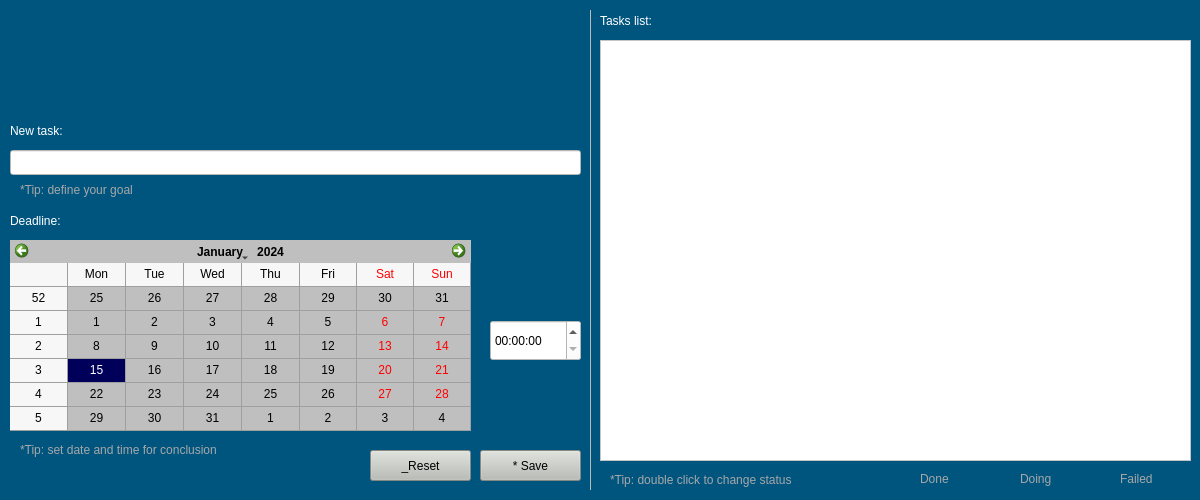
This is task_organizer/src/ui/qt/form/task_organizer.ui in lucassaporetti/frogs_tasks_organizer as Qt 5 draws it before an edit. The edited form follows.
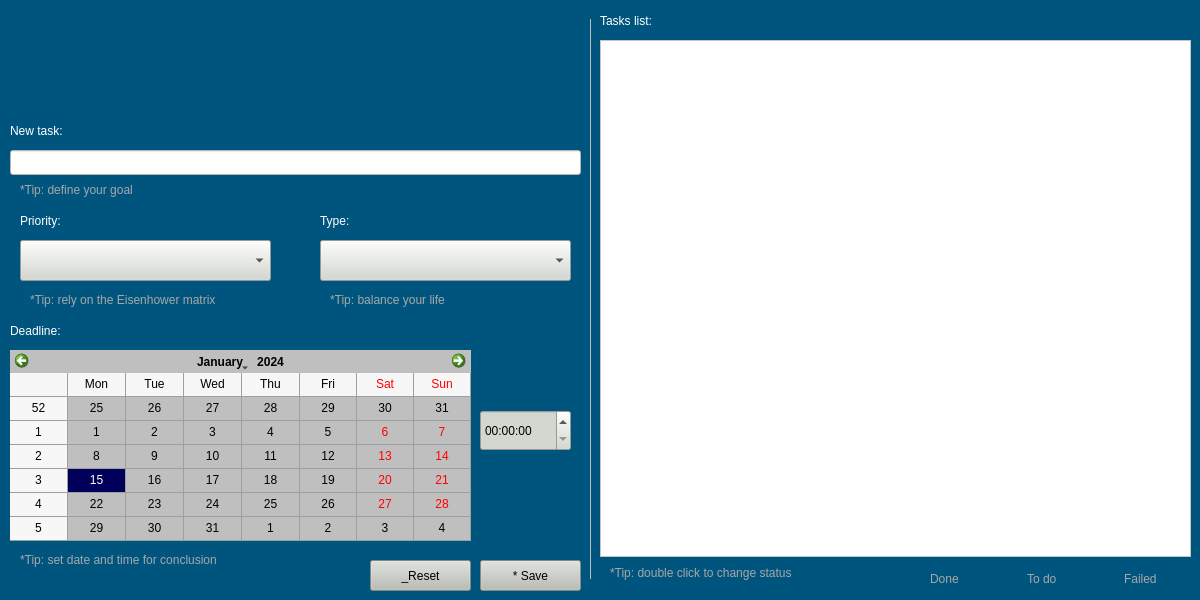
This is the edited form. Icons and pictures are not drawn.

Patch:
```diff
--- a/task_organizer/src/ui/qt/form/task_organizer.ui
+++ b/task_organizer/src/ui/qt/form/task_organizer.ui
@@ -7,19 +7,19 @@
     <x>0</x>
     <y>0</y>
     <width>1200</width>
-    <height>500</height>
+    <height>600</height>
    </rect>
   </property>
   <property name="minimumSize">
    <size>
     <width>1200</width>
-    <height>500</height>
+    <height>600</height>
    </size>
   </property>
   <property name="maximumSize">
    <size>
     <width>1200</width>
-    <height>500</height>
+    <height>600</height>
    </size>
   </property>
   <property name="windowTitle">
@@ -53,7 +53,7 @@
    <property name="geometry">
     <rect>
      <x>610</x>
-     <y>470</y>
+     <y>563</y>
      <width>232</width>
      <height>20</height>
     </rect>
@@ -84,7 +84,7 @@
    <property name="geometry">
     <rect>
      <x>10</x>
-     <y>240</y>
+     <y>350</y>
      <width>461</width>
      <height>191</height>
     </rect>
@@ -121,7 +121,7 @@
      <x>600</x>
      <y>40</y>
      <width>591</width>
-     <height>421</height>
+     <height>517</height>
     </rect>
    </property>
    <property name="maximumSize">
@@ -158,7 +158,7 @@
    <property name="geometry">
     <rect>
      <x>20</x>
-     <y>440</y>
+     <y>550</y>
      <width>254</width>
      <height>20</height>
     </rect>
@@ -189,7 +189,7 @@
    <property name="geometry">
     <rect>
      <x>10</x>
-     <y>210</y>
+     <y>320</y>
      <width>82</width>
      <height>21</height>
     </rect>
@@ -261,8 +261,8 @@
   <widget class="QTimeEdit" name="timeEdit">
    <property name="geometry">
     <rect>
-     <x>490</x>
-     <y>320</y>
+     <x>480</x>
+     <y>410</y>
      <width>91</width>
      <height>41</height>
     </rect>
@@ -283,7 +283,7 @@
     <cursorShape>PointingHandCursor</cursorShape>
    </property>
    <property name="styleSheet">
-    <string notr="true">background-color: rgb(255, 255, 255);</string>
+    <string notr="true">background-color: rgb(211, 215, 207);</string>
    </property>
    <property name="currentSection">
     <enum>QDateTimeEdit::HourSection</enum>
@@ -309,7 +309,7 @@
    <property name="geometry">
     <rect>
      <x>370</x>
-     <y>450</y>
+     <y>560</y>
      <width>101</width>
      <height>31</height>
     </rect>
@@ -331,7 +331,7 @@
    <property name="geometry">
     <rect>
      <x>480</x>
-     <y>450</y>
+     <y>560</y>
      <width>101</width>
      <height>31</height>
     </rect>
@@ -349,14 +349,457 @@
   <widget class="QLabel" name="done_label">
    <property name="geometry">
     <rect>
-     <x>890</x>
-     <y>470</y>
-     <width>20</width>
-     <height>20</height>
+     <x>899</x>
+     <y>564</y>
+     <width>28</width>
+     <height>28</height>
     </rect>
    </property>
+   <property name="palette">
+    <palette>
+     <active>
+      <colorrole role="WindowText">
+       <brush brushstyle="SolidPattern">
+        <color alpha="255">
+         <red>0</red>
+         <green>0</green>
+         <blue>0</blue>
+        </color>
+       </brush>
+      </colorrole>
+      <colorrole role="Button">
+       <brush brushstyle="SolidPattern">
+        <color alpha="0">
+         <red>191</red>
+         <green>64</green>
+         <blue>64</blue>
+        </color>
+       </brush>
+      </colorrole>
+      <colorrole role="Light">
+       <brush brushstyle="SolidPattern">
+        <color alpha="255">
+         <red>117</red>
+         <green>231</green>
+         <blue>9</blue>
+        </color>
+       </brush>
+      </colorrole>
+      <colorrole role="Midlight">
+       <brush brushstyle="SolidPattern">
+        <color alpha="255">
+         <red>97</red>
+         <green>192</green>
+         <blue>7</blue>
+        </color>
+       </brush>
+      </colorrole>
+      <colorrole role="Dark">
+       <brush brushstyle="SolidPattern">
+        <color alpha="255">
+         <red>39</red>
+         <green>77</green>
+         <blue>3</blue>
+        </color>
+       </brush>
+      </colorrole>
+      <colorrole role="Mid">
+       <brush brushstyle="SolidPattern">
+        <color alpha="255">
+         <red>52</red>
+         <green>103</green>
+         <blue>4</blue>
+        </color>
+       </brush>
+      </colorrole>
+      <colorrole role="Text">
+       <brush brushstyle="SolidPattern">
+        <color alpha="255">
+         <red>0</red>
+         <green>0</green>
+         <blue>0</blue>
+        </color>
+       </brush>
+      </colorrole>
+      <colorrole role="BrightText">
+       <brush brushstyle="SolidPattern">
+        <color alpha="255">
+         <red>255</red>
+         <green>255</green>
+         <blue>255</blue>
+        </color>
+       </brush>
+      </colorrole>
+      <colorrole role="ButtonText">
+       <brush brushstyle="SolidPattern">
+        <color alpha="255">
+         <red>0</red>
+         <green>0</green>
+         <blue>0</blue>
+        </color>
+       </brush>
+      </colorrole>
+      <colorrole role="Base">
+       <brush brushstyle="SolidPattern">
+        <color alpha="0">
+         <red>191</red>
+         <green>64</green>
+         <blue>64</blue>
+        </color>
+       </brush>
+      </colorrole>
+      <colorrole role="Window">
+       <brush brushstyle="SolidPattern">
+        <color alpha="0">
+         <red>191</red>
+         <green>64</green>
+         <blue>64</blue>
+        </color>
+       </brush>
+      </colorrole>
+      <colorrole role="Shadow">
+       <brush brushstyle="SolidPattern">
+        <color alpha="255">
+         <red>0</red>
+         <green>0</green>
+         <blue>0</blue>
+        </color>
+       </brush>
+      </colorrole>
+      <colorrole role="AlternateBase">
+       <brush brushstyle="SolidPattern">
+        <color alpha="255">
+         <red>166</red>
+         <green>204</green>
+         <blue>130</blue>
+        </color>
+       </brush>
+      </colorrole>
+      <colorrole role="ToolTipBase">
+       <brush brushstyle="SolidPattern">
+        <color alpha="255">
+         <red>255</red>
+         <green>255</green>
+         <blue>220</blue>
+        </color>
+       </brush>
+      </colorrole>
+      <colorrole role="ToolTipText">
+       <brush brushstyle="SolidPattern">
+        <color alpha="255">
+         <red>0</red>
+         <green>0</green>
+         <blue>0</blue>
+        </color>
+       </brush>
+      </colorrole>
+      <colorrole role="PlaceholderText">
+       <brush brushstyle="SolidPattern">
+        <color alpha="128">
+         <red>0</red>
+         <green>0</green>
+         <blue>0</blue>
+        </color>
+       </brush>
+      </colorrole>
+     </active>
+     <inactive>
+      <colorrole role="WindowText">
+       <brush brushstyle="SolidPattern">
+        <color alpha="255">
+         <red>0</red>
+         <green>0</green>
+         <blue>0</blue>
+        </color>
+       </brush>
+      </colorrole>
+      <colorrole role="Button">
+       <brush brushstyle="SolidPattern">
+        <color alpha="0">
+         <red>191</red>
+         <green>64</green>
+         <blue>64</blue>
+        </color>
+       </brush>
+      </colorrole>
+      <colorrole role="Light">
+       <brush brushstyle="SolidPattern">
+        <color alpha="255">
+         <red>117</red>
+         <green>231</green>
+         <blue>9</blue>
+        </color>
+       </brush>
+      </colorrole>
+      <colorrole role="Midlight">
+       <brush brushstyle="SolidPattern">
+        <color alpha="255">
+         <red>97</red>
+         <green>192</green>
+         <blue>7</blue>
+        </color>
+       </brush>
+      </colorrole>
+      <colorrole role="Dark">
+       <brush brushstyle="SolidPattern">
+        <color alpha="255">
+         <red>39</red>
+         <green>77</green>
+         <blue>3</blue>
+        </color>
+       </brush>
+      </colorrole>
+      <colorrole role="Mid">
+       <brush brushstyle="SolidPattern">
+        <color alpha="255">
+         <red>52</red>
+         <green>103</green>
+         <blue>4</blue>
+        </color>
+       </brush>
+      </colorrole>
+      <colorrole role="Text">
+       <brush brushstyle="SolidPattern">
+        <color alpha="255">
+         <red>0</red>
+         <green>0</green>
+         <blue>0</blue>
+        </color>
+       </brush>
+      </colorrole>
+      <colorrole role="BrightText">
+       <brush brushstyle="SolidPattern">
+        <color alpha="255">
+         <red>255</red>
+         <green>255</green>
+         <blue>255</blue>
+        </color>
+       </brush>
+      </colorrole>
+      <colorrole role="ButtonText">
+       <brush brushstyle="SolidPattern">
+        <color alpha="255">
+         <red>0</red>
+         <green>0</green>
+         <blue>0</blue>
+        </color>
+       </brush>
+      </colorrole>
+      <colorrole role="Base">
+       <brush brushstyle="SolidPattern">
+        <color alpha="0">
+         <red>191</red>
+         <green>64</green>
+         <blue>64</blue>
+        </color>
+       </brush>
+      </colorrole>
+      <colorrole role="Window">
+       <brush brushstyle="SolidPattern">
+        <color alpha="0">
+         <red>191</red>
+         <green>64</green>
+         <blue>64</blue>
+        </color>
+       </brush>
+      </colorrole>
+      <colorrole role="Shadow">
+       <brush brushstyle="SolidPattern">
+        <color alpha="255">
+         <red>0</red>
+         <green>0</green>
+         <blue>0</blue>
+        </color>
+       </brush>
+      </colorrole>
+      <colorrole role="AlternateBase">
+       <brush brushstyle="SolidPattern">
+        <color alpha="255">
+         <red>166</red>
+         <green>204</green>
+         <blue>130</blue>
+        </color>
+       </brush>
+      </colorrole>
+      <colorrole role="ToolTipBase">
+       <brush brushstyle="SolidPattern">
+        <color alpha="255">
+         <red>255</red>
+         <green>255</green>
+         <blue>220</blue>
+        </color>
+       </brush>
+      </colorrole>
+      <colorrole role="ToolTipText">
+       <brush brushstyle="SolidPattern">
+        <color alpha="255">
+         <red>0</red>
+         <green>0</green>
+         <blue>0</blue>
+        </color>
+       </brush>
+      </colorrole>
+      <colorrole role="PlaceholderText">
+       <brush brushstyle="SolidPattern">
+        <color alpha="128">
+         <red>0</red>
+         <green>0</green>
+         <blue>0</blue>
+        </color>
+       </brush>
+      </colorrole>
+     </inactive>
+     <disabled>
+      <colorrole role="WindowText">
+       <brush brushstyle="SolidPattern">
+        <color alpha="255">
+         <red>39</red>
+         <green>77</green>
+         <blue>3</blue>
+        </color>
+       </brush>
+      </colorrole>
+      <colorrole role="Button">
+       <brush brushstyle="SolidPattern">
+        <color alpha="0">
+         <red>191</red>
+         <green>64</green>
+         <blue>64</blue>
+        </color>
+       </brush>
+      </colorrole>
+      <colorrole role="Light">
+       <brush brushstyle="SolidPattern">
+        <color alpha="255">
+         <red>117</red>
+         <green>231</green>
+         <blue>9</blue>
+        </color>
+       </brush>
+      </colorrole>
+      <colorrole role="Midlight">
+       <brush brushstyle="SolidPattern">
+        <color alpha="255">
+         <red>97</red>
+         <green>192</green>
+         <blue>7</blue>
+        </color>
+       </brush>
+      </colorrole>
+      <colorrole role="Dark">
+       <brush brushstyle="SolidPattern">
+        <color alpha="255">
+         <red>39</red>
+         <green>77</green>
+         <blue>3</blue>
+        </color>
+       </brush>
+      </colorrole>
+      <colorrole role="Mid">
+       <brush brushstyle="SolidPattern">
+        <color alpha="255">
+         <red>52</red>
+         <green>103</green>
+         <blue>4</blue>
+        </color>
+       </brush>
+      </colorrole>
+      <colorrole role="Text">
+       <brush brushstyle="SolidPattern">
+        <color alpha="255">
+         <red>39</red>
+         <green>77</green>
+         <blue>3</blue>
+        </color>
+       </brush>
+      </colorrole>
+      <colorrole role="BrightText">
+       <brush brushstyle="SolidPattern">
+        <color alpha="255">
+         <red>255</red>
+         <green>255</green>
+         <blue>255</blue>
+        </color>
+       </brush>
+      </colorrole>
+      <colorrole role="ButtonText">
+       <brush brushstyle="SolidPattern">
+        <color alpha="255">
+         <red>39</red>
+         <green>77</green>
+         <blue>3</blue>
+        </color>
+       </brush>
+      </colorrole>
+      <colorrole role="Base">
+       <brush brushstyle="SolidPattern">
+        <color alpha="0">
+         <red>191</red>
+         <green>64</green>
+         <blue>64</blue>
+        </color>
+       </brush>
+      </colorrole>
+      <colorrole role="Window">
+       <brush brushstyle="SolidPattern">
+        <color alpha="0">
+         <red>191</red>
+         <green>64</green>
+         <blue>64</blue>
+        </color>
+       </brush>
+      </colorrole>
+      <colorrole role="Shadow">
+       <brush brushstyle="SolidPattern">
+        <color alpha="255">
+         <red>0</red>
+         <green>0</green>
+         <blue>0</blue>
+        </color>
+       </brush>
+      </colorrole>
+      <colorrole role="AlternateBase">
+       <brush brushstyle="SolidPattern">
+        <color alpha="255">
+         <red>78</red>
+         <green>154</green>
+         <blue>6</blue>
+        </color>
+       </brush>
+      </colorrole>
+      <colorrole role="ToolTipBase">
+       <brush brushstyle="SolidPattern">
+        <color alpha="255">
+         <red>255</red>
+         <green>255</green>
+         <blue>220</blue>
+        </color>
+       </brush>
+      </colorrole>
+      <colorrole role="ToolTipText">
+       <brush brushstyle="SolidPattern">
+        <color alpha="255">
+         <red>0</red>
+         <green>0</green>
+         <blue>0</blue>
+        </color>
+       </brush>
+      </colorrole>
+      <colorrole role="PlaceholderText">
+       <brush brushstyle="SolidPattern">
+        <color alpha="128">
+         <red>0</red>
+         <green>0</green>
+         <blue>0</blue>
+        </color>
+       </brush>
+      </colorrole>
+     </disabled>
+    </palette>
+   </property>
    <property name="styleSheet">
-    <string notr="true">image: url(:/files/green_dot.png);</string>
+    <string notr="true">image: url(:/files/done_icon.png);
+background-color: rgba(191, 64, 64, 0);</string>
    </property>
    <property name="text">
     <string/>
@@ -365,14 +808,15 @@
   <widget class="QLabel" name="doing_label">
    <property name="geometry">
     <rect>
-     <x>990</x>
-     <y>470</y>
-     <width>20</width>
-     <height>20</height>
+     <x>995</x>
+     <y>564</y>
+     <width>30</width>
+     <height>30</height>
     </rect>
    </property>
    <property name="styleSheet">
-    <string notr="true">image: url(:/files/blue_dot.png);</string>
+    <string notr="true">image: url(:/files/todo_icon.png);
+background-color: rgba(191, 64, 64, 0);</string>
    </property>
    <property name="text">
     <string/>
@@ -381,14 +825,15 @@
   <widget class="QLabel" name="fail_label">
    <property name="geometry">
     <rect>
-     <x>1090</x>
-     <y>470</y>
-     <width>20</width>
-     <height>20</height>
+     <x>1091</x>
+     <y>564</y>
+     <width>30</width>
+     <height>30</height>
     </rect>
    </property>
    <property name="styleSheet">
-    <string notr="true">image: url(:/files/red_dot.png);</string>
+    <string notr="true">image: url(:/files/failed_icon.png);
+background-color: rgba(191, 64, 64, 0);</string>
    </property>
    <property name="text">
     <string/>
@@ -397,9 +842,9 @@
   <widget class="QLabel" name="label_5">
    <property name="geometry">
     <rect>
-     <x>920</x>
-     <y>470</y>
-     <width>67</width>
+     <x>930</x>
+     <y>570</y>
+     <width>41</width>
      <height>17</height>
     </rect>
    </property>
@@ -413,9 +858,9 @@
   <widget class="QLabel" name="label_6">
    <property name="geometry">
     <rect>
-     <x>1020</x>
-     <y>470</y>
-     <width>67</width>
+     <x>1027</x>
+     <y>570</y>
+     <width>41</width>
      <height>17</height>
     </rect>
    </property>
@@ -423,15 +868,15 @@
     <string notr="true">color: rgb(167, 167, 167);</string>
    </property>
    <property name="text">
-    <string>Doing</string>
+    <string>To do</string>
    </property>
   </widget>
   <widget class="QLabel" name="label_7">
    <property name="geometry">
     <rect>
-     <x>1120</x>
-     <y>470</y>
-     <width>67</width>
+     <x>1124</x>
+     <y>570</y>
+     <width>42</width>
      <height>17</height>
     </rect>
    </property>
@@ -446,21 +891,21 @@
    <property name="geometry">
     <rect>
      <x>590</x>
-     <y>10</y>
+     <y>19</y>
      <width>1</width>
-     <height>480</height>
+     <height>560</height>
     </rect>
    </property>
    <property name="minimumSize">
     <size>
      <width>1</width>
-     <height>480</height>
+     <height>560</height>
     </size>
    </property>
    <property name="maximumSize">
     <size>
      <width>1</width>
-     <height>480</height>
+     <height>560</height>
     </size>
    </property>
    <property name="styleSheet">
@@ -473,6 +918,278 @@
     <enum>QFrame::Plain</enum>
    </property>
   </widget>
+  <widget class="QComboBox" name="comboBox">
+   <property name="geometry">
+    <rect>
+     <x>320</x>
+     <y>240</y>
+     <width>251</width>
+     <height>41</height>
+    </rect>
+   </property>
+   <property name="cursor">
+    <cursorShape>PointingHandCursor</cursorShape>
+   </property>
+   <property name="styleSheet">
+    <string notr="true">background-color: rgb(211, 215, 207);</string>
+   </property>
+   <property name="currentText">
+    <string/>
+   </property>
+   <property name="currentIndex">
+    <number>-1</number>
+   </property>
+   <property name="iconSize">
+    <size>
+     <width>30</width>
+     <height>30</height>
+    </size>
+   </property>
+   <item>
+    <property name="text">
+     <string>Home</string>
+    </property>
+    <property name="icon">
+     <iconset resource="../../../../resources/frogs_resources.qrc">
+      <normaloff>:/files/home_icon.png</normaloff>:/files/home_icon.png</iconset>
+    </property>
+   </item>
+   <item>
+    <property name="text">
+     <string>Business</string>
+    </property>
+    <property name="icon">
+     <iconset resource="../../../../resources/frogs_resources.qrc">
+      <normaloff>:/files/business_icon.png</normaloff>:/files/business_icon.png</iconset>
+    </property>
+   </item>
+   <item>
+    <property name="text">
+     <string>Health</string>
+    </property>
+    <property name="icon">
+     <iconset resource="../../../../resources/frogs_resources.qrc">
+      <normaloff>:/files/health_icon.png</normaloff>:/files/health_icon.png</iconset>
+    </property>
+   </item>
+   <item>
+    <property name="text">
+     <string>Family</string>
+    </property>
+    <property name="icon">
+     <iconset resource="../../../../resources/frogs_resources.qrc">
+      <normaloff>:/files/family_icon.png</normaloff>:/files/family_icon.png</iconset>
+    </property>
+   </item>
+   <item>
+    <property name="text">
+     <string>Study</string>
+    </property>
+    <property name="icon">
+     <iconset resource="../../../../resources/frogs_resources.qrc">
+      <normaloff>:/files/study_icon.png</normaloff>:/files/study_icon.png</iconset>
+    </property>
+   </item>
+   <item>
+    <property name="text">
+     <string>Fun</string>
+    </property>
+    <property name="icon">
+     <iconset resource="../../../../resources/frogs_resources.qrc">
+      <normaloff>:/files/fun_icon.png</normaloff>:/files/fun_icon.png</iconset>
+    </property>
+   </item>
+   <item>
+    <property name="text">
+     <string>Social</string>
+    </property>
+    <property name="icon">
+     <iconset resource="../../../../resources/frogs_resources.qrc">
+      <normaloff>:/files/social_icon.png</normaloff>:/files/social_icon.png</iconset>
+    </property>
+   </item>
+   <item>
+    <property name="text">
+     <string>Spiritual</string>
+    </property>
+    <property name="icon">
+     <iconset resource="../../../../resources/frogs_resources.qrc">
+      <normaloff>:/files/spirituality_icon.png</normaloff>:/files/spirituality_icon.png</iconset>
+    </property>
+   </item>
+  </widget>
+  <widget class="QLabel" name="newTaskLabel_2">
+   <property name="geometry">
+    <rect>
+     <x>320</x>
+     <y>210</y>
+     <width>91</width>
+     <height>21</height>
+    </rect>
+   </property>
+   <property name="styleSheet">
+    <string notr="true">color: rgb(255, 255, 255);
+font: 75 13pt &quot;MS Shell Dlg 2&quot;;</string>
+   </property>
+   <property name="text">
+    <string>Type:</string>
+   </property>
+  </widget>
+  <widget class="QLabel" name="label_8">
+   <property name="geometry">
+    <rect>
+     <x>330</x>
+     <y>290</y>
+     <width>171</width>
+     <height>20</height>
+    </rect>
+   </property>
+   <property name="minimumSize">
+    <size>
+     <width>110</width>
+     <height>20</height>
+    </size>
+   </property>
+   <property name="maximumSize">
+    <size>
+     <width>300</width>
+     <height>20</height>
+    </size>
+   </property>
+   <property name="layoutDirection">
+    <enum>Qt::LeftToRight</enum>
+   </property>
+   <property name="styleSheet">
+    <string notr="true">color: rgb(167, 167, 167);</string>
+   </property>
+   <property name="text">
+    <string>*Tip: balance your life</string>
+   </property>
+   <property name="margin">
+    <number>0</number>
+   </property>
+   <property name="indent">
+    <number>0</number>
+   </property>
+  </widget>
+  <widget class="QLabel" name="newTaskLabel_3">
+   <property name="geometry">
+    <rect>
+     <x>20</x>
+     <y>210</y>
+     <width>91</width>
+     <height>21</height>
+    </rect>
+   </property>
+   <property name="styleSheet">
+    <string notr="true">color: rgb(255, 255, 255);
+font: 75 13pt &quot;MS Shell Dlg 2&quot;;</string>
+   </property>
+   <property name="text">
+    <string>Priority:</string>
+   </property>
+  </widget>
+  <widget class="QComboBox" name="comboBox_2">
+   <property name="geometry">
+    <rect>
+     <x>20</x>
+     <y>240</y>
+     <width>251</width>
+     <height>41</height>
+    </rect>
+   </property>
+   <property name="cursor">
+    <cursorShape>PointingHandCursor</cursorShape>
+   </property>
+   <property name="styleSheet">
+    <string notr="true">background-color: rgb(211, 215, 207);</string>
+   </property>
+   <property name="currentText">
+    <string/>
+   </property>
+   <property name="currentIndex">
+    <number>-1</number>
+   </property>
+   <property name="iconSize">
+    <size>
+     <width>30</width>
+     <height>30</height>
+    </size>
+   </property>
+   <item>
+    <property name="text">
+     <string>not important / not urgent</string>
+    </property>
+    <property name="icon">
+     <iconset resource="../../../../resources/frogs_resources.qrc">
+      <normaloff>:/files/green_dot.png</normaloff>:/files/green_dot.png</iconset>
+    </property>
+   </item>
+   <item>
+    <property name="text">
+     <string>IMPORTANT / not urgent</string>
+    </property>
+    <property name="icon">
+     <iconset resource="../../../../resources/frogs_resources.qrc">
+      <normaloff>:/files/blue_dot.png</normaloff>:/files/blue_dot.png</iconset>
+    </property>
+   </item>
+   <item>
+    <property name="text">
+     <string>not important / URGENT</string>
+    </property>
+    <property name="icon">
+     <iconset resource="../../../../resources/frogs_resources.qrc">
+      <normaloff>:/files/yellow_dot.png</normaloff>:/files/yellow_dot.png</iconset>
+    </property>
+   </item>
+   <item>
+    <property name="text">
+     <string>IMPORTANT / URGENT</string>
+    </property>
+    <property name="icon">
+     <iconset resource="../../../../resources/frogs_resources.qrc">
+      <normaloff>:/files/red_dot.png</normaloff>:/files/red_dot.png</iconset>
+    </property>
+   </item>
+  </widget>
+  <widget class="QLabel" name="label_9">
+   <property name="geometry">
+    <rect>
+     <x>30</x>
+     <y>290</y>
+     <width>241</width>
+     <height>20</height>
+    </rect>
+   </property>
+   <property name="minimumSize">
+    <size>
+     <width>110</width>
+     <height>20</height>
+    </size>
+   </property>
+   <property name="maximumSize">
+    <size>
+     <width>300</width>
+     <height>20</height>
+    </size>
+   </property>
+   <property name="layoutDirection">
+    <enum>Qt::LeftToRight</enum>
+   </property>
+   <property name="styleSheet">
+    <string notr="true">color: rgb(167, 167, 167);</string>
+   </property>
+   <property name="text">
+    <string>*Tip: rely on the Eisenhower matrix</string>
+   </property>
+   <property name="margin">
+    <number>0</number>
+   </property>
+   <property name="indent">
+    <number>0</number>
+   </property>
+  </widget>
  </widget>
  <resources>
   <include location="../../../../resources/frogs_resources.qrc"/>
```
